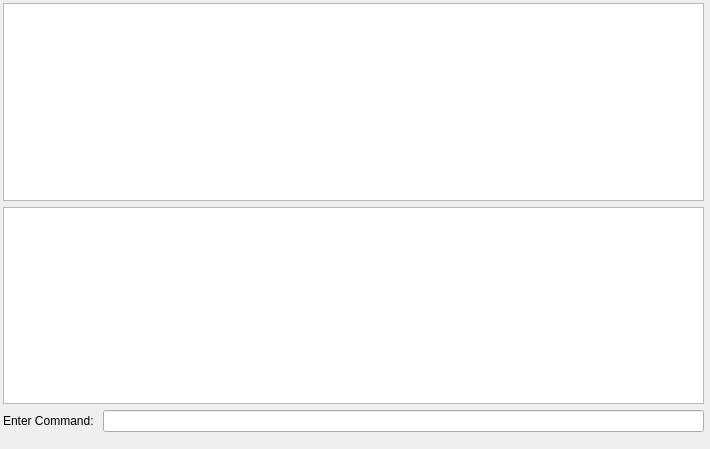
Above: textadventuregame.ui from willberriss/TextAdventureGlitch before the change. Below: the same form after it.
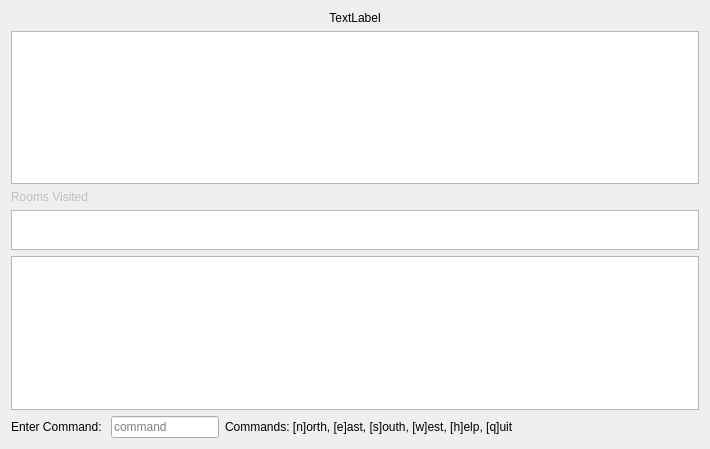
That is the form after the change.

```diff
--- a/textadventuregame.ui
+++ b/textadventuregame.ui
@@ -13,27 +13,81 @@
   <property name="windowTitle">
    <string>TextAdventureGame</string>
   </property>
-  <widget class="QWidget" name="">
-   <property name="geometry">
-    <rect>
-     <x>3</x>
-     <y>3</y>
-     <width>701</width>
-     <height>429</height>
-    </rect>
-   </property>
    <layout class="QVBoxLayout" name="verticalLayout">
     <item>
-     <widget class="QPlainTextEdit" name="consoleOutput">
+    <widget class="QLabel" name="roomName">
+     <property name="text">
+      <string>TextLabel</string>
+     </property>
+     <property name="alignment">
+      <set>Qt::AlignCenter</set>
+     </property>
+    </widget>
+   </item>
+   <item>
+    <widget class="QTextBrowser" name="roomTextSummary">
+     <property name="enabled">
+      <bool>true</bool>
+     </property>
       <property name="focusPolicy">
        <enum>Qt::NoFocus</enum>
+     </property>
+     <property name="acceptDrops">
+      <bool>true</bool>
+     </property>
+     <property name="readOnly">
+      <bool>true</bool>
+     </property>
+    </widget>
+   </item>
+   <item>
+    <widget class="QLabel" name="roomsVisited">
+     <property name="enabled">
+      <bool>false</bool>
+     </property>
+     <property name="text">
+      <string>Rooms Visited</string>
+     </property>
+    </widget>
+   </item>
+   <item>
+    <widget class="QListView" name="roomsView">
+     <property name="enabled">
+      <bool>true</bool>
+     </property>
+     <property name="maximumSize">
+      <size>
+       <width>16777215</width>
+       <height>40</height>
+      </size>
+     </property>
+     <property name="focusPolicy">
+      <enum>Qt::NoFocus</enum>
+     </property>
+     <property name="autoFillBackground">
+      <bool>true</bool>
+     </property>
+     <property name="verticalScrollBarPolicy">
+      <enum>Qt::ScrollBarAlwaysOff</enum>
+     </property>
+     <property name="horizontalScrollBarPolicy">
+      <enum>Qt::ScrollBarAsNeeded</enum>
+     </property>
+     <property name="flow">
+      <enum>QListView::LeftToRight</enum>
+     </property>
+     <property name="modelColumn">
+      <number>0</number>
       </property>
      </widget>
     </item>
     <item>
      <widget class="QPlainTextEdit" name="commandHistory">
       <property name="focusPolicy">
-       <enum>Qt::ClickFocus</enum>
+      <enum>Qt::NoFocus</enum>
+     </property>
+     <property name="readOnly">
+      <bool>true</bool>
       </property>
       <property name="placeholderText">
        <string/>
@@ -43,19 +97,41 @@
     <item>
      <layout class="QHBoxLayout" name="horizontalLayout">
       <item>
-       <widget class="QLabel" name="label">
+      <widget class="QLabel" name="commandPrompt">
+       <property name="sizePolicy">
+        <sizepolicy hsizetype="Maximum" vsizetype="Preferred">
+         <horstretch>0</horstretch>
+         <verstretch>0</verstretch>
+        </sizepolicy>
+       </property>
         <property name="text">
          <string>Enter Command: </string>
         </property>
        </widget>
       </item>
       <item>
-       <widget class="QLineEdit" name="commandLine"/>
-      </item>
+      <widget class="QLineEdit" name="commandLine">
+       <property name="sizePolicy">
+        <sizepolicy hsizetype="Maximum" vsizetype="Fixed">
+         <horstretch>0</horstretch>
+         <verstretch>0</verstretch>
+        </sizepolicy>
+       </property>
+       <property name="placeholderText">
+        <string>command</string>
+       </property>
+      </widget>
+     </item>
+     <item>
+      <widget class="QLabel" name="label">
+       <property name="text">
+        <string>Commands: [n]orth, [e]ast, [s]outh, [w]est, [h]elp, [q]uit</string>
+       </property>
+      </widget>
+     </item>
      </layout>
     </item>
    </layout>
-  </widget>
  </widget>
  <resources/>
  <connections/>
```
Lines whose indentation alone changed are shown as unchanged.
